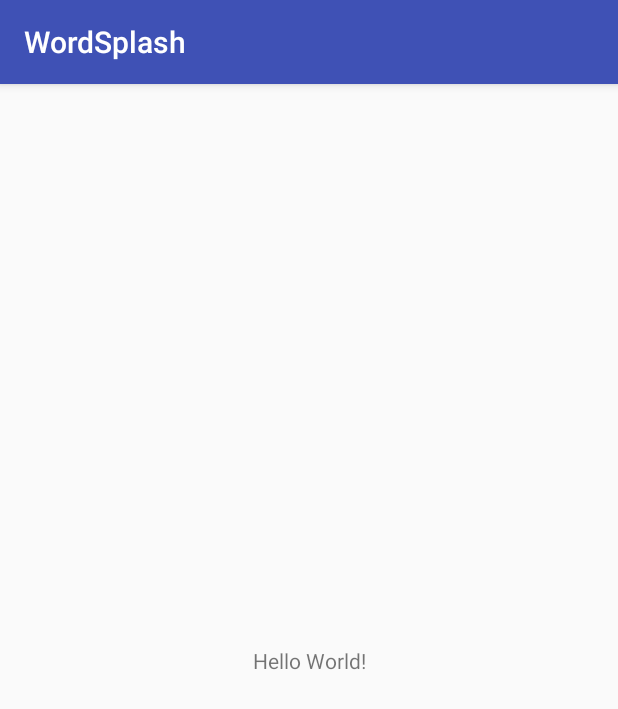
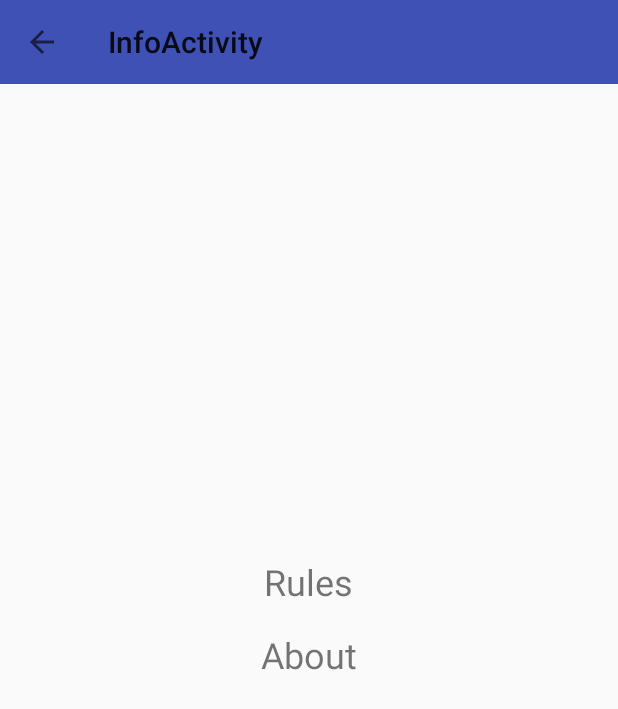
Before and after one commit to divizdev/WordSplash, an Android app: the screen it shows after launch (MainActivity before the commit, InfoActivity after it), on a phone screen of 412 x 824 dp. Shown: the top 709 px of the screen. Run offline under Robolectric (Android 15) with nearby library versions, the phone set to English and light mode, and no system bars.

Commit message:
info screen

```diff
--- a/app/build.gradle
+++ b/app/build.gradle
@@ -22,6 +22,7 @@
     implementation fileTree(dir: 'libs', include: ['*.jar'])
     implementation 'com.android.support:appcompat-v7:27.1.1'
     implementation 'com.android.support.constraint:constraint-layout:1.1.2'
+    implementation 'com.android.support:design:27.1.1'
     testImplementation 'junit:junit:4.12'
     androidTestImplementation 'com.android.support.test:runner:1.0.2'
     androidTestImplementation 'com.android.support.test.espresso:espresso-core:3.0.2'
--- /dev/null
+++ b/app/src/main/java/com/worksplash/akscorp/wordsplash/InfoActivity.java
@@ -0,0 +1,53 @@
+package com.worksplash.akscorp.wordsplash;
+
+import android.content.Intent;
+import android.os.Bundle;
+import android.support.v7.app.AppCompatActivity;
+import android.support.v7.widget.Toolbar;
+import android.view.View;
+import android.widget.TextView;
+
+import java.util.Objects;
+
+public class InfoActivity extends AppCompatActivity {
+
+    private final View.OnClickListener onClickListener = new View.OnClickListener() {
+        @Override
+        public void onClick(View v) {
+            switch (v.getId()) {
+                case R.id.info_tv_rules:
+                    Intent intentRulesActivity = new Intent(v.getContext(), RulesActivity.class);
+                    startActivity(intentRulesActivity);
+                    break;
+                case R.id.info_tv_about:
+                    Intent intentAboutActivity = new Intent(v.getContext(), AboutActivity.class);
+                    startActivity(intentAboutActivity);
+                    break;
+            }
+        }
+    };
+
+
+    @Override
+    protected void onCreate(Bundle savedInstanceState) {
+        super.onCreate(savedInstanceState);
+        setContentView(R.layout.activity_info);
+
+        Toolbar toolbar = findViewById(R.id.toolbar);
+        if (toolbar != null) {
+            setSupportActionBar(toolbar);
+            toolbar.setTitle("");
+            Objects.requireNonNull(getSupportActionBar()).setDisplayHomeAsUpEnabled(true);
+            getSupportActionBar().setDisplayShowHomeEnabled(true);
+        }
+
+        TextView rulesTextView;
+        TextView abouTextView;
+
+        rulesTextView = findViewById(R.id.info_tv_rules);
+        abouTextView = findViewById(R.id.info_tv_about);
+
+        rulesTextView.setOnClickListener(onClickListener);
+        abouTextView.setOnClickListener(onClickListener);
+    }
+}
--- /dev/null
+++ b/app/src/main/res/layout/activity_info.xml
@@ -0,0 +1,20 @@
+<?xml version="1.0" encoding="utf-8"?>
+<FrameLayout xmlns:android="http://schemas.android.com/apk/res/android"
+    xmlns:app="http://schemas.android.com/apk/res-auto"
+    xmlns:tools="http://schemas.android.com/tools"
+    android:id="@+id/info_rl_root"
+    android:layout_width="match_parent"
+    android:layout_height="match_parent"
+    android:orientation="vertical"
+    tools:context=".InfoActivity">
+
+    <android.support.v7.widget.Toolbar
+        android:id="@+id/toolbar"
+        android:layout_width="match_parent"
+        android:layout_height="?attr/actionBarSize"
+        android:background="?attr/colorPrimary"
+        app:popupTheme="@style/ThemeOverlay.AppCompat.Light" />
+
+    <include layout="@layout/content_info" />
+
+</FrameLayout>
--- /dev/null
+++ b/app/src/main/res/layout/content_info.xml
@@ -0,0 +1,26 @@
+<?xml version="1.0" encoding="utf-8"?>
+<LinearLayout xmlns:android="http://schemas.android.com/apk/res/android"
+    android:layout_width="match_parent"
+    android:layout_height="wrap_content"
+    android:layout_gravity="center"
+    android:orientation="vertical">
+
+    <TextView
+        android:id="@+id/info_tv_rules"
+        android:layout_width="wrap_content"
+        android:layout_height="wrap_content"
+        android:layout_gravity="center"
+        android:padding="8dp"
+        android:text="@string/info_tv_rules"
+        android:textSize="24sp" />
+
+    <TextView
+        android:id="@+id/info_tv_about"
+        android:layout_width="wrap_content"
+        android:layout_height="wrap_content"
+        android:layout_gravity="center"
+        android:padding="8dp"
+        android:text="@string/info_tv_about"
+        android:textSize="24sp" />
+
+</LinearLayout>
--- /dev/null
+++ b/app/src/main/res/values/dimens.xml
@@ -0,0 +1,3 @@
+<resources>
+    <dimen name="fab_margin">16dp</dimen>
+</resources>
--- a/app/src/main/res/values/strings.xml
+++ b/app/src/main/res/values/strings.xml
@@ -1,3 +1,8 @@
 <resources>
     <string name="app_name">WordSplash</string>
+    <string name="title_activity_info">InfoActivity</string>
+    <string name="info_tv_rules">Rules</string>
+    <string name="info_tv_about">About</string>
+    <string name="title_activity_rules">RulesActivity</string>
+    <string name="title_activity_about">AboutActivity</string>
 </resources>
--- a/app/src/main/res/values/styles.xml
+++ b/app/src/main/res/values/styles.xml
@@ -8,4 +8,13 @@
         <item name="colorAccent">@color/colorAccent</item>
     </style>
 
+    <style name="AppTheme.NoActionBar">
+        <item name="windowActionBar">false</item>
+        <item name="windowNoTitle">true</item>
+    </style>
+
+    <style name="AppTheme.AppBarOverlay" parent="ThemeOverlay.AppCompat.Dark.ActionBar" />
+
+    <style name="AppTheme.PopupOverlay" parent="ThemeOverlay.AppCompat.Light" />
+
 </resources>
```
Also changed, not shown: app/src/main/AndroidManifest.xml (+13 -1 lines), app/src/main/java/com/worksplash/akscorp/wordsplash/AboutActivity.java (added, +22 -0 lines), app/src/main/java/com/worksplash/akscorp/wordsplash/RulesActivity.java (added, +21 -0 lines), app/src/main/res/layout/activity_about.xml (added, +53 -0 lines), app/src/main/res/layout/activity_rules.xml (added, +33 -0 lines), app/src/main/res/layout/content_rules.xml (added, +11 -0 lines).
